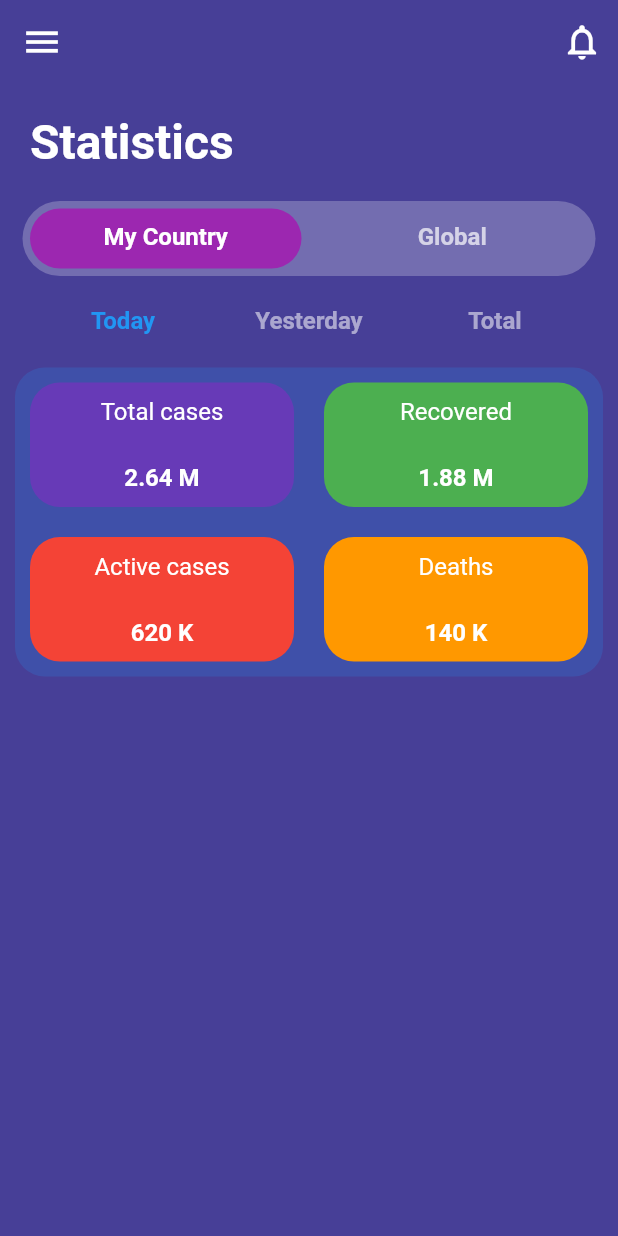
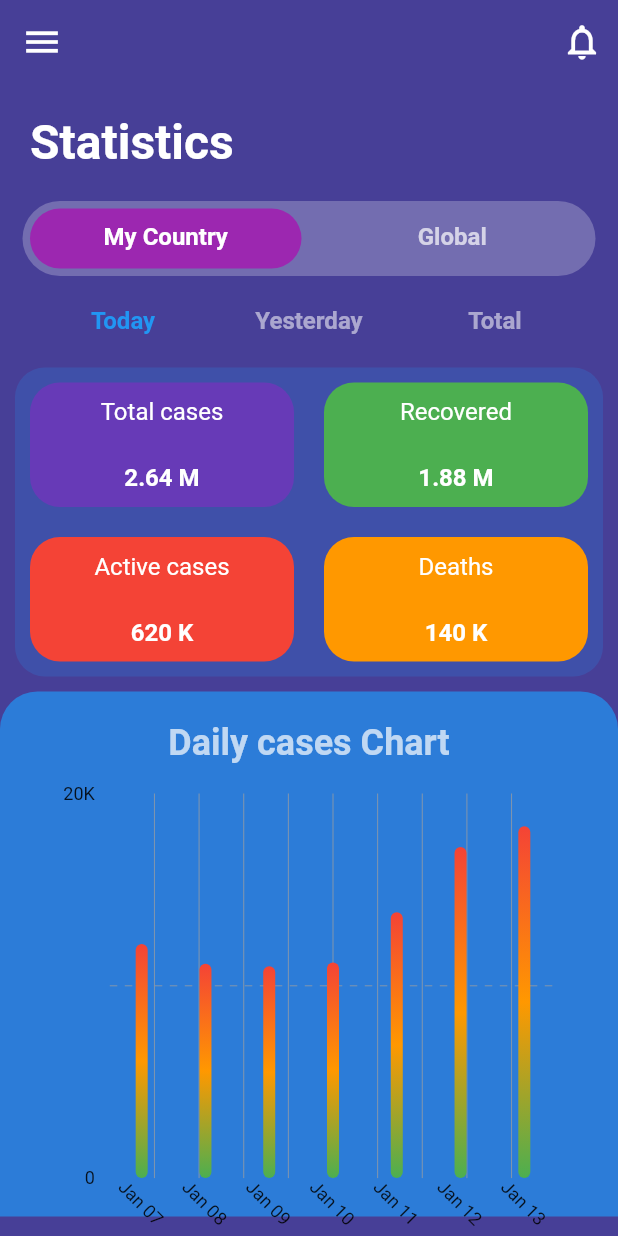
Before and after one commit to githussein/Covid_Stats_UI, a Flutter app: the StatsScreen screen opened directly, on a phone screen of 412 x 824 dp. Run offline on Flutter 3.47's test engine with Material 2 defaults, Android fonts, the phone set to English and light mode, and no system bars; drawn by our look-alikes of fl_chart; our stand-ins replace bubble_tab_indicator.

Commit message:
Stats screen cases bar chart

```diff
--- a/lib/data/data.dart
+++ b/lib/data/data.dart
@@ -4,4 +4,4 @@ final prevention = [
   {'assets/images/abstand.png': 'Avoid crowded\nplaces'},
 ];
 
-final covidDeDailyNewCases = [12.17, 11.15, 10.02, 11.21, 13.83, 14.16, 14.30];
+final dailyNewCasesDeList = [12.17, 11.15, 11.02, 11.21, 13.83, 17.22, 18.30];
--- a/lib/screens/stats_screen.dart
+++ b/lib/screens/stats_screen.dart
@@ -1,6 +1,8 @@
 import 'package:bubble_tab_indicator/bubble_tab_indicator.dart';
 import 'package:corona_stats/config/palette.dart';
 import 'package:corona_stats/config/styles.dart';
+import 'package:corona_stats/data/data.dart';
+import 'package:corona_stats/widgets/dart/bar_chart.dart';
 import 'package:corona_stats/widgets/dart/custom_app_bar.dart';
 import 'package:corona_stats/widgets/dart/stats_grid.dart';
 import 'package:flutter/material.dart';
@@ -26,6 +28,14 @@ class _StatsScreenState extends State<StatsScreen> {
             padding: EdgeInsets.symmetric(horizontal: 10.0),
             sliver: SliverToBoxAdapter(
               child: StatsGrid(),
+            ),
+          ),
+          SliverPadding(
+            padding: EdgeInsets.only(top: 10.0),
+            sliver: SliverToBoxAdapter(
+              child: CasesBarChart(
+                casesList: dailyNewCasesDeList,
+              ),
             ),
           ),
         ],
--- a/lib/widgets/dart/bar_chart.dart
+++ b/lib/widgets/dart/bar_chart.dart
@@ -0,0 +1,117 @@
+import 'package:fl_chart/fl_chart.dart';
+import 'package:flutter/material.dart';
+
+class CasesBarChart extends StatelessWidget {
+  final List<double> casesList;
+
+  //a constructor to get the list
+  const CasesBarChart({@required this.casesList});
+
+  @override
+  Widget build(BuildContext context) {
+    return Container(
+      height: 350.0,
+      decoration: BoxDecoration(
+        color: Colors.blue.withOpacity(0.70),
+        borderRadius: BorderRadius.only(
+          topRight: Radius.circular(25.0),
+          topLeft: Radius.circular(25.0),
+        ),
+      ),
+      child: Column(
+        children: <Widget>[
+          Container(
+            padding: EdgeInsets.all(20.0),
+            child: Text(
+              'Daily cases Chart',
+              style: const TextStyle(
+                fontSize: 24.0,
+                fontWeight: FontWeight.bold,
+                color: Colors.white70,
+              ),
+            ),
+          ),
+          Container(
+            width: MediaQuery.of(context).size.width * 0.80,
+            child: BarChart(
+              BarChartData(
+                alignment: BarChartAlignment.spaceAround,
+                maxY: 20.0,
+                borderData: FlBorderData(show: false),
+                barTouchData: BarTouchData(enabled: true),
+                titlesData: FlTitlesData(
+                  show: true,
+                  bottomTitles: SideTitles(
+                    margin: 10.0,
+                    rotateAngle: 45.0,
+                    showTitles: true,
+                    getTextStyles: (value) => const TextStyle(
+                      color: Colors.black87,
+                      fontSize: 12,
+                    ),
+                    getTitles: (double value) {
+                      switch (value.toInt()) {
+                        case 0:
+                          return 'Jan 07';
+                        case 1:
+                          return 'Jan 08';
+                        case 2:
+                          return 'Jan 09';
+                        case 3:
+                          return 'Jan 10';
+                        case 4:
+                          return 'Jan 11';
+                        case 5:
+                          return 'Jan 12';
+                        case 6:
+                          return 'Jan 13';
+                        default:
+                          return '';
+                      }
+                    },
+                  ),
+                  leftTitles: SideTitles(
+                      margin: 10.0,
+                      showTitles: true,
+                      getTextStyles: (value) => const TextStyle(
+                            color: Colors.black87,
+                            fontSize: 12,
+                          ),
+                      getTitles: (value) {
+                        if (value == 0)
+                          return '0';
+                        else if (value % 4 == 0) return '${value ~/ 4 * 4}K';
+                        return '';
+                      }),
+                ),
+                gridData: FlGridData(
+                    show: true,
+                    checkToShowHorizontalLine: (value) => value % 2 == 0,
+                    getDrawingHorizontalLine: (value) => FlLine(
+                          color: Colors.grey,
+                          strokeWidth: 0.50,
+                          dashArray: [5],
+                        )),
+                barGroups: casesList
+                    .asMap()
+                    .map((key, value) => MapEntry(
+                        key,
+                        BarChartGroupData(
+                          x: key,
+                          barRods: [
+                            BarChartRodData(
+                              y: value,
+                              colors: [Colors.green, Colors.orange, Colors.red],
+                            )
+                          ],
+                        )))
+                    .values
+                    .toList(),
+              ),
+            ),
+          )
+        ],
+      ),
+    );
+  }
+}
```
